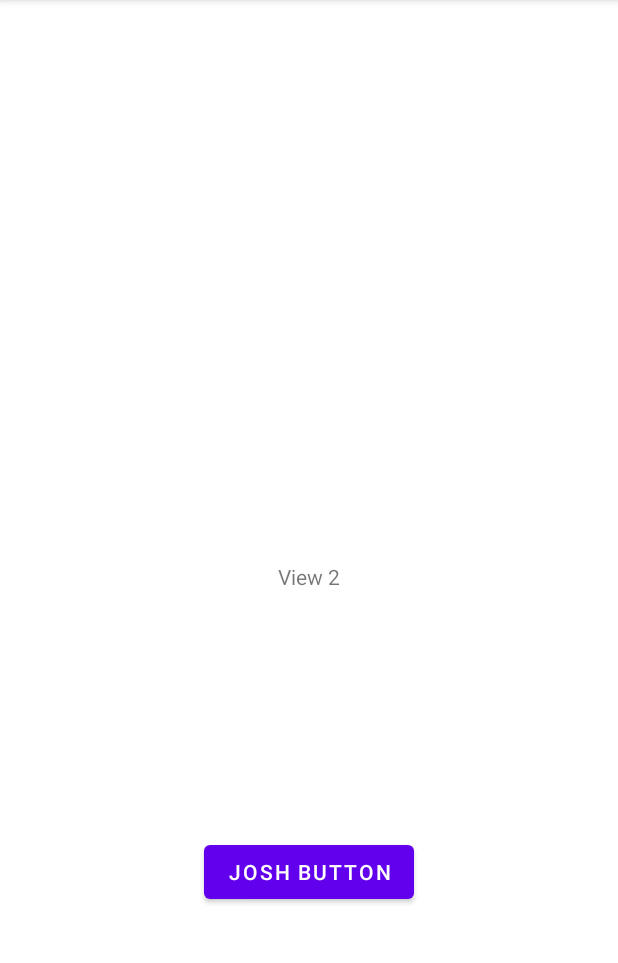
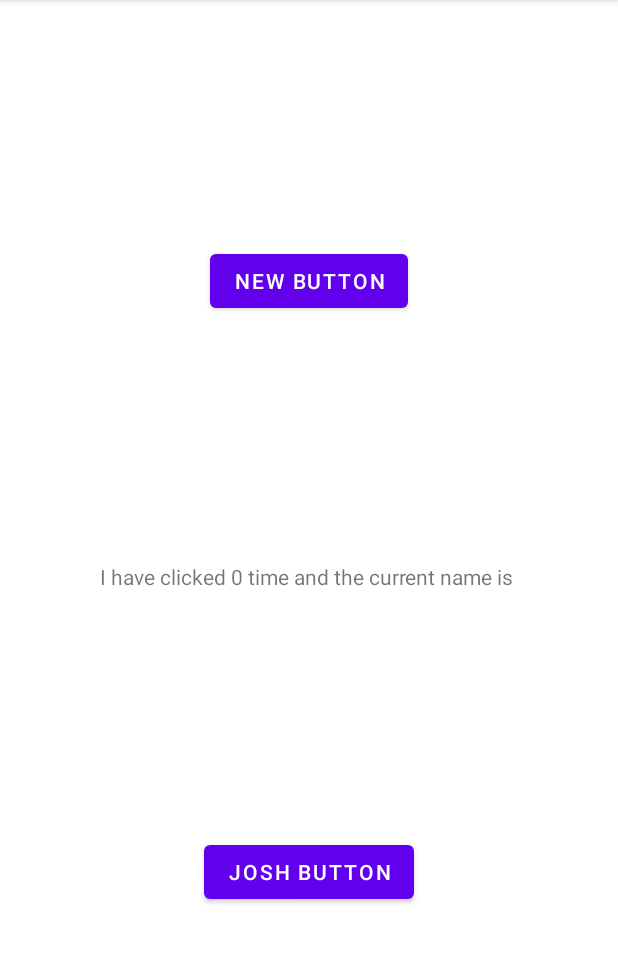
Before and after one commit to BetaGammaEpsilon-com/PlayboiKotlin, an Android app: the JoshActivity screen opened directly, with no data from a screen before it, on a phone screen of 412 x 824 dp, the part 84-1047 px from its top. Run offline under Robolectric (Android 15) with nearby library versions, the phone set to English and light mode, and no system bars.

```diff
--- a/app/src/main/AndroidManifest.xml
+++ b/app/src/main/AndroidManifest.xml
@@ -13,7 +13,7 @@
             android:name=".dan.DanActivity"
             android:exported="true" />
         <activity
-            android:name=".JoshActivity"
+            android:name=".josh.JoshActivity"
             android:exported="false" />
         <activity
             android:name=".robbie.RobTivity"
--- a/app/src/main/java/jayp/bge/playboikotlin/JoshActivity.kt
+++ /dev/null
@@ -1,18 +0,0 @@
-package jayp.bge.playboikotlin
-
-import androidx.appcompat.app.AppCompatActivity
-import android.os.Bundle
-import android.widget.Button
-
-class JoshActivity : AppCompatActivity() {
-    override fun onCreate(savedInstanceState: Bundle?) {
-        super.onCreate(savedInstanceState)
-        setContentView(R.layout.activity_josh)
-
-        val button: Button = findViewById(R.id.joshButton)
-
-        button.setOnClickListener {
-            finish()
-        }
-    }
-}
--- a/app/src/main/java/jayp/bge/playboikotlin/MainActivity.kt
+++ b/app/src/main/java/jayp/bge/playboikotlin/MainActivity.kt
@@ -5,6 +5,7 @@ import android.os.Bundle
 import android.widget.Button
 import androidx.appcompat.app.AppCompatActivity
 import jayp.bge.playboikotlin.dan.DanActivity
+import jayp.bge.playboikotlin.josh.JoshActivity
 import jayp.bge.playboikotlin.robbie.RobTivity
 
 class MainActivity : AppCompatActivity() {
--- /dev/null
+++ b/app/src/main/java/jayp/bge/playboikotlin/josh/JoshActivity.kt
@@ -0,0 +1,42 @@
+package jayp.bge.playboikotlin.josh
+
+import androidx.appcompat.app.AppCompatActivity
+import android.os.Bundle
+import android.widget.Button
+import androidx.activity.viewModels
+import androidx.core.view.isVisible
+import jayp.bge.playboikotlin.R
+import jayp.bge.playboikotlin.databinding.ActivityJoshBinding
+
+class JoshActivity : AppCompatActivity() {
+
+    private val viewModel: JoshViewModel by viewModels()
+
+    private lateinit var binding: ActivityJoshBinding
+
+    override fun onCreate(savedInstanceState: Bundle?) {
+        super.onCreate(savedInstanceState)
+        binding = ActivityJoshBinding.inflate(layoutInflater)
+        val view = binding.root
+        setContentView(view)
+
+        binding.joshButton.setOnClickListener {
+            viewModel.onJButtonPressed()
+
+        }
+
+        binding.newButton.setOnClickListener {
+            viewModel.onNButtonPressed()
+        }
+        viewModel.joshLiveData.observe(this) {
+            binding.textView.text =
+                "I have clicked " + it.clicks + " time and the current name is " + it.name
+            if (it.isLoading) {
+                binding.progRockBar.isVisible = true
+                binding.progRockBar.animate()
+            } else {
+                binding.progRockBar.isVisible = false
+            }
+        }
+    }
+}
--- /dev/null
+++ b/app/src/main/java/jayp/bge/playboikotlin/josh/JoshViewState.kt
@@ -0,0 +1,3 @@
+package jayp.bge.playboikotlin.josh
+
+data class JoshViewState(val clicks: Int = 0, val name: String = "", val isLoading: Boolean = false)
--- a/app/src/main/res/layout/activity_josh.xml
+++ b/app/src/main/res/layout/activity_josh.xml
@@ -4,7 +4,7 @@
     xmlns:tools="http://schemas.android.com/tools"
     android:layout_width="match_parent"
     android:layout_height="match_parent"
-    tools:context=".JoshActivity">
+    tools:context=".josh.JoshActivity">
 
     <TextView
         android:id="@+id/textView"
@@ -26,4 +26,22 @@
         app:layout_constraintRight_toRightOf="parent"
         app:layout_constraintTop_toBottomOf="@+id/textView" />
 
+    <Button
+        android:id="@+id/newButton"
+        android:layout_width="wrap_content"
+        android:layout_height="wrap_content"
+        android:text="New Button"
+        app:layout_constraintBottom_toTopOf="@+id/textView"
+        app:layout_constraintLeft_toLeftOf="parent"
+        app:layout_constraintRight_toRightOf="parent"
+        app:layout_constraintTop_toTopOf="parent" />
+
+    <ProgressBar
+        android:id="@+id/progRockBar"
+        android:layout_width="wrap_content"
+        android:layout_height="wrap_content"
+        app:layout_constraintBottom_toTopOf="@id/textView"
+        app:layout_constraintEnd_toEndOf="parent"
+        app:layout_constraintStart_toStartOf="parent"
+        app:layout_constraintTop_toBottomOf="@id/newButton" />
 </androidx.constraintlayout.widget.ConstraintLayout>
```
Also changed, not shown: app/src/main/java/jayp/bge/playboikotlin/josh/JoshViewModel.kt (added, +41 -0 lines).
